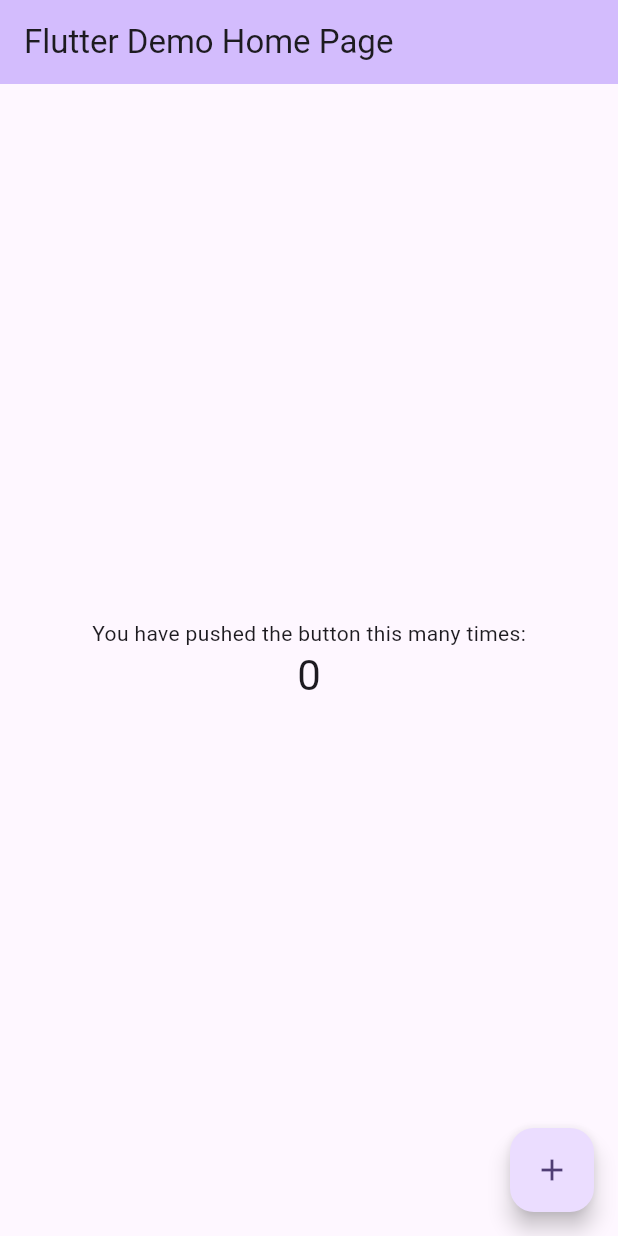
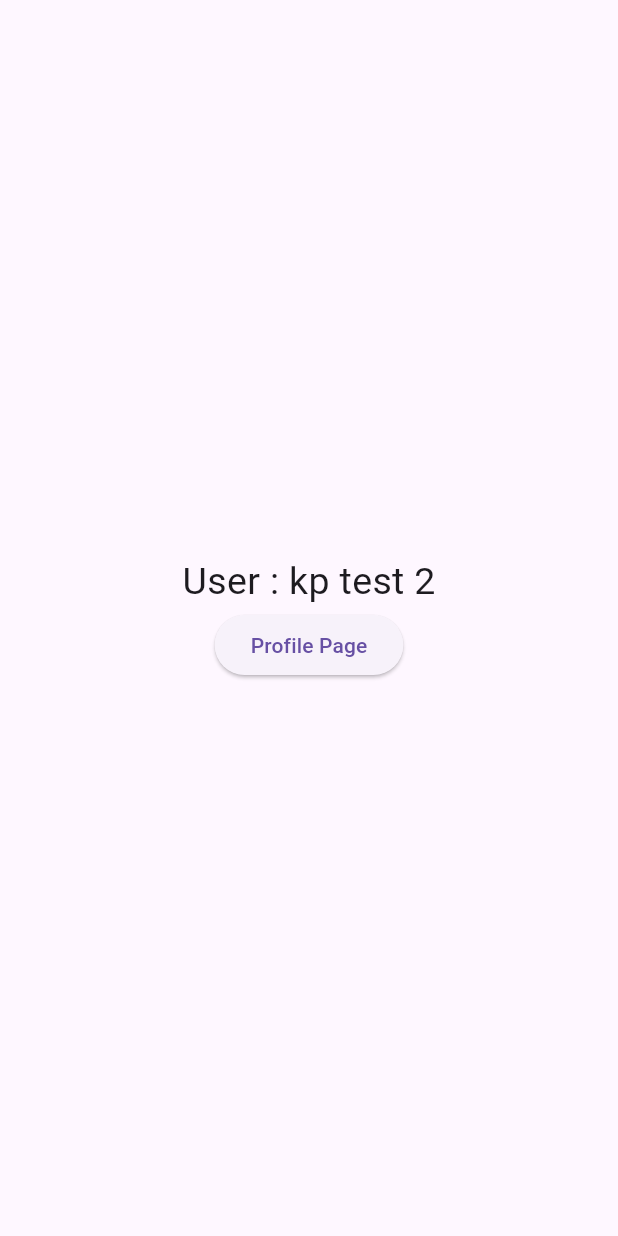
Before and after one commit to kpkmaduwantha9/inherited_widget, a Flutter app: the screen it shows after launch, on a phone screen of 412 x 824 dp. Run offline on Flutter 3.47's test engine with Material 3 defaults, Android fonts, the phone set to English and light mode, and no system bars.

Commit message:
1st done

```diff
--- /dev/null
+++ b/lib/inherited/inherited_widget.dart
@@ -0,0 +1,20 @@
+import 'package:flutter/cupertino.dart';
+
+class MyInheritedWidget extends InheritedWidget {
+  final String userName;
+
+  MyInheritedWidget({
+    super.key,
+    required super.child,
+    required this.userName,
+  });
+
+  @override
+  bool updateShouldNotify(covariant InheritedWidget oldWidget) {
+    return true;
+  }
+
+  static MyInheritedWidget of(BuildContext contect) {
+    return contect.dependOnInheritedWidgetOfExactType<MyInheritedWidget>()!;
+  }
+}
--- a/lib/main.dart
+++ b/lib/main.dart
@@ -1,125 +1,21 @@
 import 'package:flutter/material.dart';
+import 'package:inherited_widget/inherited/inherited_widget.dart';
+import 'package:inherited_widget/pages/home_page.dart';
 
 void main() {
-  runApp(const MyApp());
+  runApp(MainApp());
 }
 
-class MyApp extends StatelessWidget {
-  const MyApp({super.key});
+class MainApp extends StatelessWidget {
+  const MainApp({super.key});
 
-  // This widget is the root of your application.
   @override
   Widget build(BuildContext context) {
-    return MaterialApp(
-      title: 'Flutter Demo',
-      theme: ThemeData(
-        // This is the theme of your application.
-        //
-        // TRY THIS: Try running your application with "flutter run". You'll see
-        // the application has a purple toolbar. Then, without quitting the app,
-        // try changing the seedColor in the colorScheme below to Colors.green
-        // and then invoke "hot reload" (save your changes or press the "hot
-        // reload" button in a Flutter-supported IDE, or press "r" if you used
-        // the command line to start the app).
-        //
-        // Notice that the counter didn't reset back to zero; the application
-        // state is not lost during the reload. To reset the state, use hot
-        // restart instead.
-        //
-        // This works for code too, not just values: Most code changes can be
-        // tested with just a hot reload.
-        colorScheme: ColorScheme.fromSeed(seedColor: Colors.deepPurple),
-        useMaterial3: true,
+    return MyInheritedWidget(
+      userName: "kp test 2",
+      child: MaterialApp(
+        home: HomePage(),
       ),
-      home: const MyHomePage(title: 'Flutter Demo Home Page'),
     );
   }
 }
-
-class MyHomePage extends StatefulWidget {
-  const MyHomePage({super.key, required this.title});
-
-  // This widget is the home page of your application. It is stateful, meaning
-  // that it has a State object (defined below) that contains fields that affect
-  // how it looks.
-
-  // This class is the configuration for the state. It holds the values (in this
-  // case the title) provided by the parent (in this case the App widget) and
-  // used by the build method of the State. Fields in a Widget subclass are
-  // always marked "final".
-
-  final String title;
-
-  @override
-  State<MyHomePage> createState() => _MyHomePageState();
-}
-
-class _MyHomePageState extends State<MyHomePage> {
-  int _counter = 0;
-
-  void _incrementCounter() {
-    setState(() {
-      // This call to setState tells the Flutter framework that something has
-      // changed in this State, which causes it to rerun the build method below
-      // so that the display can reflect the updated values. If we changed
-      // _counter without calling setState(), then the build method would not be
-      // called again, and so nothing would appear to happen.
-      _counter++;
-    });
-  }
-
-  @override
-  Widget build(BuildContext context) {
-    // This method is rerun every time setState is called, for instance as done
-    // by the _incrementCounter method above.
-    //
-    // The Flutter framework has been optimized to make rerunning build methods
-    // fast, so that you can just rebuild anything that needs updating rather
-    // than having to individually change instances of widgets.
-    return Scaffold(
-      appBar: AppBar(
-        // TRY THIS: Try changing the color here to a specific color (to
-        // Colors.amber, perhaps?) and trigger a hot reload to see the AppBar
-        // change color while the other colors stay the same.
-        backgroundColor: Theme.of(context).colorScheme.inversePrimary,
-        // Here we take the value from the MyHomePage object that was created by
-        // the App.build method, and use it to set our appbar title.
-        title: Text(widget.title),
-      ),
-      body: Center(
-        // Center is a layout widget. It takes a single child and positions it
-        // in the middle of the parent.
-        child: Column(
-          // Column is also a layout widget. It takes a list of children and
-          // arranges them vertically. By default, it sizes itself to fit its
-          // children horizontally, and tries to be as tall as its parent.
-          //
-          // Column has various properties to control how it sizes itself and
-          // how it positions its children. Here we use mainAxisAlignment to
-          // center the children vertically; the main axis here is the vertical
-          // axis because Columns are vertical (the cross axis would be
-          // horizontal).
-          //
-          // TRY THIS: Invoke "debug painting" (choose the "Toggle Debug Paint"
-          // action in the IDE, or press "p" in the console), to see the
-          // wireframe for each widget.
-          mainAxisAlignment: MainAxisAlignment.center,
-          children: <Widget>[
-            const Text(
-              'You have pushed the button this many times:',
-            ),
-            Text(
-              '$_counter',
-              style: Theme.of(context).textTheme.headlineMedium,
-            ),
-          ],
-        ),
-      ),
-      floatingActionButton: FloatingActionButton(
-        onPressed: _incrementCounter,
-        tooltip: 'Increment',
-        child: const Icon(Icons.add),
-      ), // This trailing comma makes auto-formatting nicer for build methods.
-    );
-  }
-}
--- /dev/null
+++ b/lib/pages/home_page.dart
@@ -0,0 +1,44 @@
+import 'package:flutter/material.dart';
+import 'package:inherited_widget/inherited/inherited_widget.dart';
+import 'package:inherited_widget/pages/profile_page.dart';
+
+class HomePage extends StatefulWidget {
+  const HomePage({super.key});
+
+  @override
+  State<HomePage> createState() => _HomePageState();
+}
+
+class _HomePageState extends State<HomePage> {
+  @override
+  Widget build(BuildContext context) {
+    //* get the username from the inherited widget
+    String userName = MyInheritedWidget.of(context).userName;
+    return Scaffold(
+      body: Column(
+        mainAxisAlignment: MainAxisAlignment.center,
+        children: [
+          Center(
+            child: Text(
+              "User : $userName",
+              style: TextStyle(
+                fontSize: 25,
+              ),
+            ),
+          ),
+          ElevatedButton(
+            onPressed: () {
+              Navigator.push(
+                context,
+                MaterialPageRoute(
+                  builder: (context) => ProfilePage(),
+                ),
+              );
+            },
+            child: Text("Profile Page"),
+          ),
+        ],
+      ),
+    );
+  }
+}
--- /dev/null
+++ b/lib/pages/profile_page.dart
@@ -0,0 +1,21 @@
+import 'package:flutter/material.dart';
+import 'package:inherited_widget/inherited/inherited_widget.dart';
+
+class ProfilePage extends StatelessWidget {
+  const ProfilePage({super.key});
+
+  @override
+  Widget build(BuildContext context) {
+    //* fetch the user name from the inherited widget
+    String userName = MyInheritedWidget.of(context).userName;
+
+    return Scaffold(
+      appBar: AppBar(
+        title: Text("Profile"),
+      ),
+      body: Center(
+        child: Text(userName),
+      ),
+    );
+  }
+}
```
